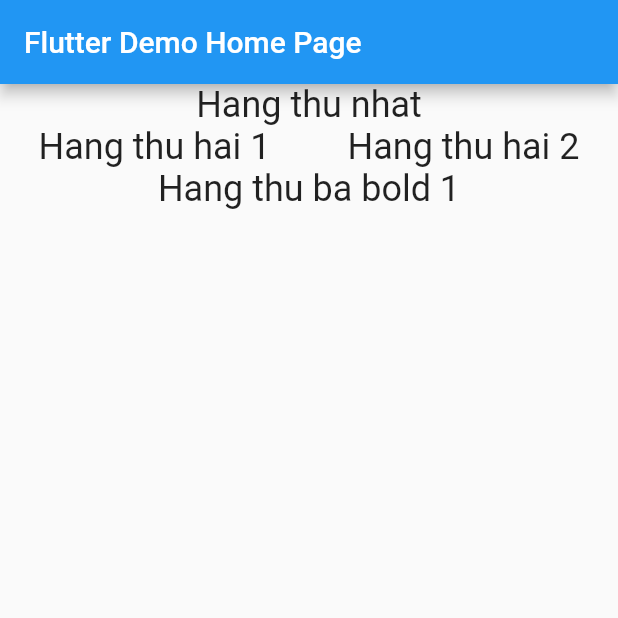
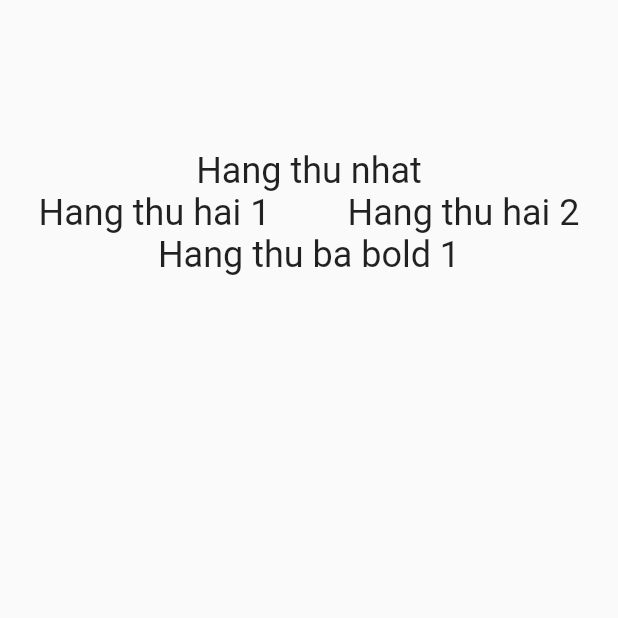
Before and after one commit to khoa-nd/flutter_row_column_stack_layout, a Flutter app: the screen it shows after launch, on a phone screen of 412 x 824 dp, the top half of it. Run offline on Flutter 3.47's test engine with Material 2 defaults, Android fonts, the phone set to English and light mode, and no system bars.

Commit message:
Add a container to set margin for whole column

```diff
--- a/lib/main.dart
+++ b/lib/main.dart
@@ -31,10 +31,9 @@ class _MyHomePageState extends State<MyHomePage> {
   @override
   Widget build(BuildContext context) {
     return Scaffold(
-      appBar: AppBar(
-        title: Text(widget.title),
-      ),
       body: Center(
+        child: Container(
+          margin: const EdgeInsets.only(top: 100.0),
           child: Column(
             mainAxisAlignment: MainAxisAlignment.start,
             children: <Widget>[
@@ -48,7 +47,7 @@ class _MyHomePageState extends State<MyHomePage> {
               const Text("Hang thu ba bold 1", style: TextStyle(fontSize: 24.0), textAlign: TextAlign.center),
           ],
         ),
-      )
+      )),
     );
   }
 }
```
Lines whose indentation alone changed are shown as unchanged.
